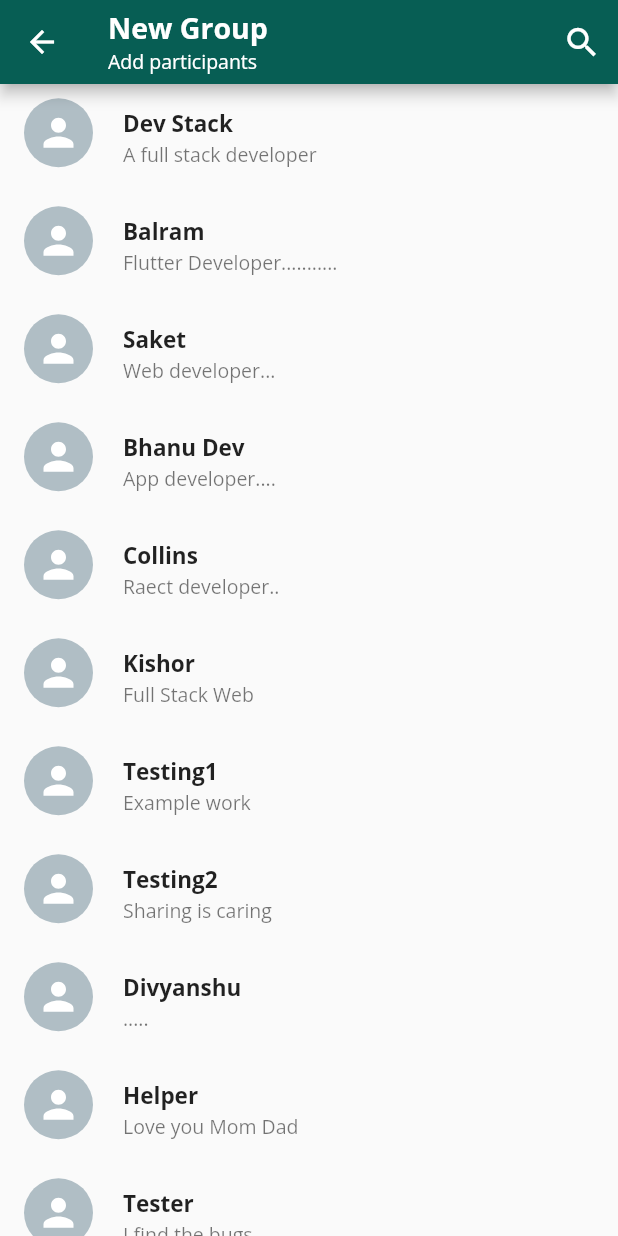
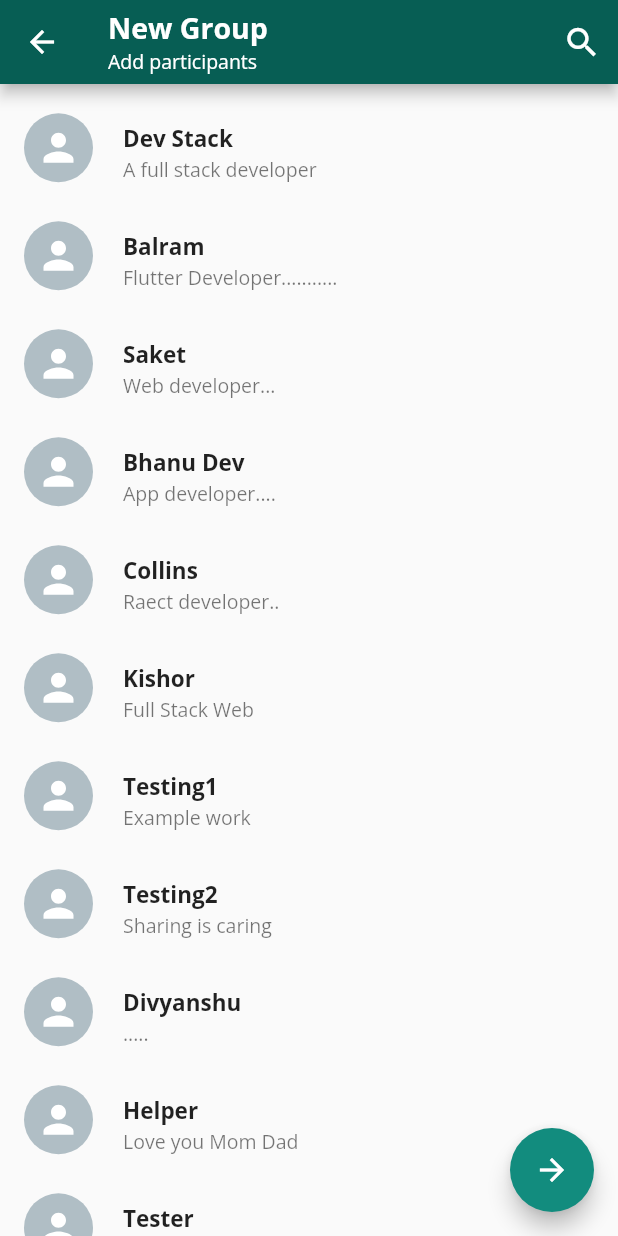
Before and after one commit to NimeshPiyumantha/Flutter_Chat_App, a Flutter app: the CreateGroup screen opened directly, on a phone screen of 412 x 824 dp. Run offline on Flutter 3.47's test engine with Material 2 defaults, Android fonts, the phone set to English and light mode, and no system bars; our stand-ins replace emoji_picker_flutter, flutter_svg.

Commit message:
Refactored code

```diff
--- a/lib/model/chat_model.dart
+++ b/lib/model/chat_model.dart
@@ -5,7 +5,7 @@ class ChatModel {
   final String? time;
   final String? currentMessage;
   final String? status;
-  late final bool select;
+  bool select = false;
   final int? id;
 
   ChatModel({
--- a/lib/screen/create_group.dart
+++ b/lib/screen/create_group.dart
@@ -1,5 +1,7 @@
 import 'package:flutter/material.dart';
-import 'package:flutter_chat_app/customUI/contact_card.dart';
+
+import '../customUI/avatar_card.dart';
+import '../customUI/contact_card.dart';
 import '../model/chat_model.dart';
 
 class CreateGroup extends StatefulWidget {
@@ -56,13 +58,73 @@ class _CreateGroupState extends State<CreateGroup> {
               onPressed: () {}),
         ],
       ),
-      body: ListView.builder(
-        itemCount: contacts.length,
-        itemBuilder: (context, index) {
-          return ContactCard(
-            contact: contacts[index],
-          );
-        },
+      floatingActionButton: FloatingActionButton(
+          backgroundColor: const Color(0xFF128C7E),
+          onPressed: () {},
+          child: const Icon(Icons.arrow_forward)),
+      body: Stack(
+        children: [
+          ListView.builder(
+              itemCount: contacts.length + 1,
+              itemBuilder: (context, index) {
+                if (index == 0) {
+                  return Container(
+                    height: groupmember.length > 0 ? 90 : 10,
+                  );
+                }
+                return InkWell(
+                  onTap: () {
+                    setState(() {
+                      if (contacts[index - 1].select == true) {
+                        groupmember.remove(contacts[index - 1]);
+                        contacts[index - 1].select = false;
+                      } else {
+                        groupmember.add(contacts[index - 1]);
+                        contacts[index - 1].select = true;
+                      }
+                    });
+                  },
+                  child: ContactCard(
+                    contact: contacts[index - 1],
+                  ),
+                );
+              }),
+          groupmember.length > 0
+              ? Align(
+                  alignment: Alignment.topCenter,
+                  child: Column(
+                    children: [
+                      Container(
+                        height: 75,
+                        color: Colors.white,
+                        child: ListView.builder(
+                            scrollDirection: Axis.horizontal,
+                            itemCount: contacts.length,
+                            itemBuilder: (context, index) {
+                              if (contacts[index].select == true) {
+                                return InkWell(
+                                  onTap: () {
+                                    setState(() {
+                                      groupmember.remove(contacts[index]);
+                                      contacts[index].select = false;
+                                    });
+                                  },
+                                  child: AvatarCard(
+                                    chatModel: contacts[index],
+                                  ),
+                                );
+                              }
+                              return Container();
+                            }),
+                      ),
+                      const Divider(
+                        thickness: 1,
+                      ),
+                    ],
+                  ),
+                )
+              : Container(),
+        ],
       ),
     );
   }
```
